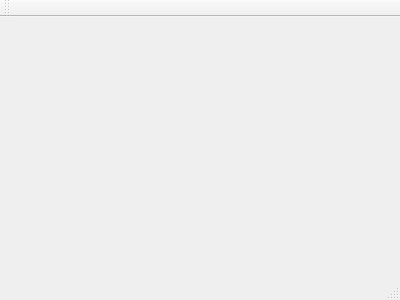
faoladhaku/aed2016-1, file AED2016-1rstproject/mainwindow.ui: the form before one commit.
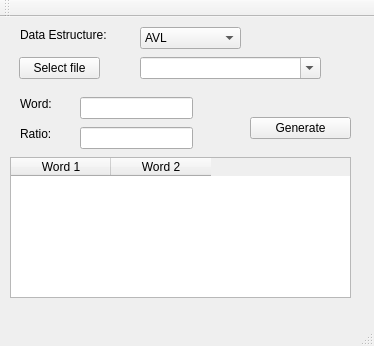
The form after the commit.

Diff of the .ui file:
```diff
--- a/AED2016-1rstproject/mainwindow.ui
+++ b/AED2016-1rstproject/mainwindow.ui
@@ -1,24 +1,188 @@
 <ui version="4.0">
  <class>MainWindow</class>
- <widget class="QMainWindow" name="MainWindow" >
-  <property name="geometry" >
+ <widget class="QMainWindow" name="MainWindow">
+  <property name="geometry">
    <rect>
     <x>0</x>
     <y>0</y>
-    <width>400</width>
-    <height>300</height>
+    <width>374</width>
+    <height>346</height>
    </rect>
   </property>
   <property name="windowTitle" >
    <string>MainWindow</string>
   </property>
-  <widget class="QMenuBar" name="menuBar" />
-  <widget class="QToolBar" name="mainToolBar" />
-  <widget class="QWidget" name="centralWidget" />
-  <widget class="QStatusBar" name="statusBar" />
+  <widget class="QWidget" name="centralWidget">
+   <widget class="QComboBox" name="comboBox">
+    <property name="geometry">
+     <rect>
+      <x>140</x>
+      <y>10</y>
+      <width>101</width>
+      <height>22</height>
+     </rect>
+    </property>
+    <item>
+     <property name="text">
+      <string>AVL</string>
+     </property>
+    </item>
+    <item>
+     <property name="text">
+      <string>Binary Tree</string>
+     </property>
+    </item>
+    <item>
+     <property name="text">
+      <string>Red Black Tree</string>
+     </property>
+    </item>
+    <item>
+     <property name="text">
+      <string>Linked List</string>
+     </property>
+    </item>
+   </widget>
+   <widget class="QLabel" name="label">
+    <property name="geometry">
+     <rect>
+      <x>20</x>
+      <y>10</y>
+      <width>111</width>
+      <height>16</height>
+     </rect>
+    </property>
+    <property name="text">
+     <string>Data Estructure:</string>
+    </property>
+   </widget>
+   <widget class="QLabel" name="label_3">
+    <property name="geometry">
+     <rect>
+      <x>20</x>
+      <y>80</y>
+      <width>59</width>
+      <height>14</height>
+     </rect>
+    </property>
+    <property name="text">
+     <string>Word:</string>
+    </property>
+   </widget>
+   <widget class="QLineEdit" name="lineEdit">
+    <property name="geometry">
+     <rect>
+      <x>80</x>
+      <y>80</y>
+      <width>113</width>
+      <height>22</height>
+     </rect>
+    </property>
+   </widget>
+   <widget class="QLabel" name="label_4">
+    <property name="geometry">
+     <rect>
+      <x>20</x>
+      <y>110</y>
+      <width>59</width>
+      <height>14</height>
+     </rect>
+    </property>
+    <property name="text">
+     <string>Ratio:</string>
+    </property>
+   </widget>
+   <widget class="QLineEdit" name="lineEdit_2">
+    <property name="geometry">
+     <rect>
+      <x>80</x>
+      <y>110</y>
+      <width>113</width>
+      <height>22</height>
+     </rect>
+    </property>
+   </widget>
+   <widget class="QPushButton" name="pushButton">
+    <property name="geometry">
+     <rect>
+      <x>250</x>
+      <y>100</y>
+      <width>101</width>
+      <height>22</height>
+     </rect>
+    </property>
+    <property name="text">
+     <string>Generate</string>
+    </property>
+   </widget>
+   <widget class="QComboBox" name="dirComboBox">
+    <property name="geometry">
+     <rect>
+      <x>140</x>
+      <y>40</y>
+      <width>181</width>
+      <height>22</height>
+     </rect>
+    </property>
+    <property name="editable">
+     <bool>true</bool>
+    </property>
+   </widget>
+   <widget class="QPushButton" name="selectButton">
+    <property name="geometry">
+     <rect>
+      <x>19</x>
+      <y>40</y>
+      <width>81</width>
+      <height>22</height>
+     </rect>
+    </property>
+    <property name="text">
+     <string>Select file</string>
+    </property>
+   </widget>
+   <widget class="QTableWidget" name="tableWidget">
+    <property name="geometry">
+     <rect>
+      <x>10</x>
+      <y>140</y>
+      <width>341</width>
+      <height>141</height>
+     </rect>
+    </property>
+    <column>
+     <property name="text">
+      <string>Word 1</string>
+     </property>
+    </column>
+    <column>
+     <property name="text">
+      <string>Word 2</string>
+     </property>
+    </column>
+   </widget>
+  </widget>
+  <widget class="QMenuBar" name="menuBar">
+   <property name="geometry">
+    <rect>
+     <x>0</x>
+     <y>0</y>
+     <width>374</width>
+     <height>19</height>
+    </rect>
+   </property>
+  </widget>
+  <widget class="QToolBar" name="mainToolBar">
+   <attribute name="toolBarArea">
+    <enum>TopToolBarArea</enum>
+   </attribute>
+   <attribute name="toolBarBreak">
+    <bool>false</bool>
+   </attribute>
+  </widget>
+  <widget class="QStatusBar" name="statusBar"/>
  </widget>
- <layoutDefault spacing="6" margin="11" />
- <pixmapfunction></pixmapfunction>
+ <layoutdefault spacing="6" margin="11"/>
  <resources/>
  <connections/>
 </ui>
```
Left out of the diff: 5 changed lines with no effect on the pictures.
